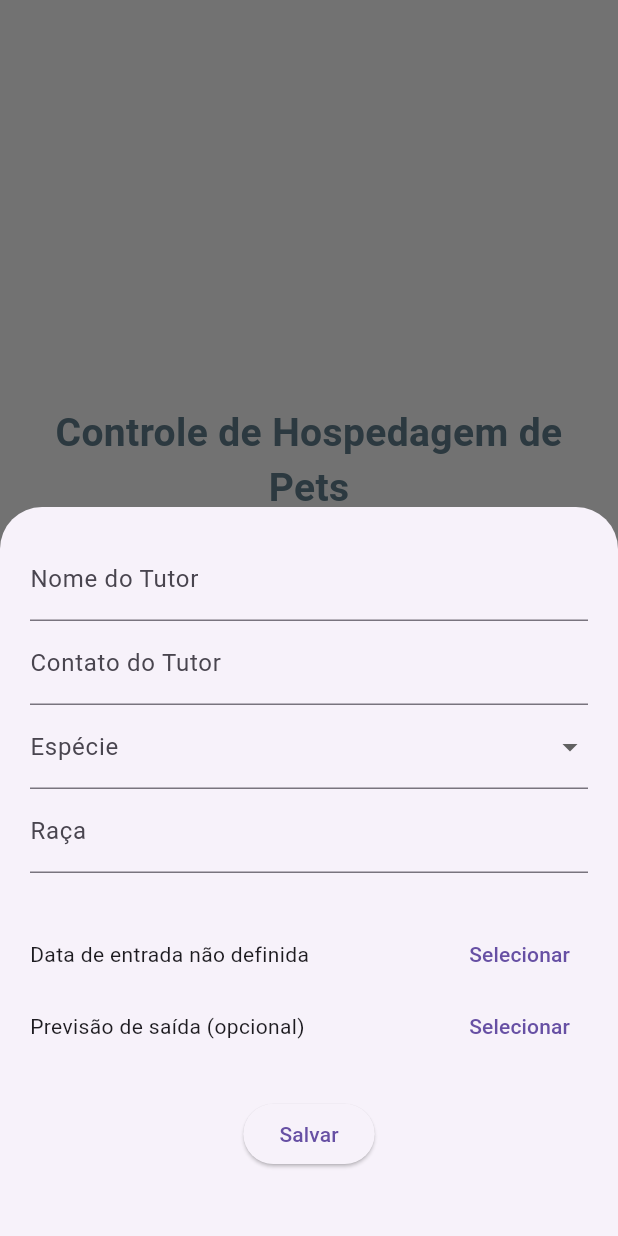
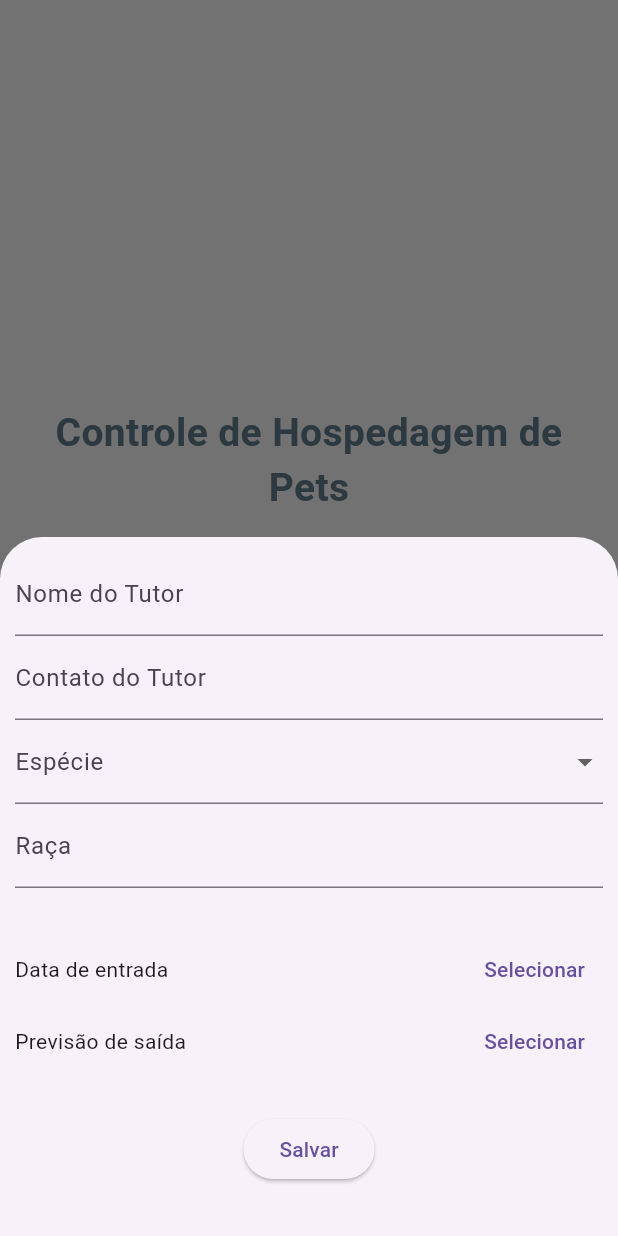
Before and after one commit to lucasutx/TesteTecnico, a Flutter app: the PetListScreen screen opened directly, after a tap on the "add" icon, on a phone screen of 412 x 824 dp. Run offline on Flutter 3.47's test engine with Material 3 defaults, Android fonts, the phone set to English and light mode, and no system bars.

Commit message:
'Ajuste na data

```diff
--- a/lib/Manager.dart
+++ b/lib/Manager.dart
@@ -40,7 +40,7 @@ class _PetListScreenState extends State<PetListScreen> {
       isScrollControlled: true,
       builder: (context) {
         return Padding(
-          padding: EdgeInsets.all(20),
+          padding: EdgeInsets.all(10),
           child: SingleChildScrollView(
             child: Form(
               key: _formKey,
@@ -89,7 +89,7 @@ class _PetListScreenState extends State<PetListScreen> {
                         child: Text(
                           _dataEntrada != null
                               ? 'Entrada: ${DateFormat('dd/MM/yyyy').format(_dataEntrada!)}'
-                              : 'Data de entrada não definida',
+                              : 'Data de entrada',
                         ),
                       ),
                       TextButton(
@@ -114,7 +114,7 @@ class _PetListScreenState extends State<PetListScreen> {
                         child: Text(
                           _dataSaida != null
                               ? 'Saída: ${DateFormat('dd/MM/yyyy').format(_dataSaida!)}'
-                              : 'Previsão de saída (opcional)',
+                              : 'Previsão de saída',
                         ),
                       ),
                       TextButton(
@@ -181,11 +181,11 @@ class _PetListScreenState extends State<PetListScreen> {
       body: SafeArea(
         child: Center(
           child: Padding(
-            padding:  EdgeInsets.symmetric(horizontal: 24),
+            padding:  EdgeInsets.symmetric(horizontal: 12),
             child: Column(
               mainAxisAlignment: MainAxisAlignment.center,
-              children: [
-                 Text(
+              children: const [
+                Text(
                   "Controle de Hospedagem de Pets",
                   textAlign: TextAlign.center,
                   style: TextStyle(
@@ -194,13 +194,13 @@ class _PetListScreenState extends State<PetListScreen> {
                     color: Colors.blueGrey,
                   ),
                 ),
-                 SizedBox(height: 40),
-                 Icon(
+                SizedBox(height: 40),
+                Icon(
                   Icons.pets,
                   size: 120,
                   color: Colors.blueGrey,
                 ),
-                 SizedBox(height: 50),
+                SizedBox(height: 50),
               ],
             ),
           ),
@@ -209,7 +209,7 @@ class _PetListScreenState extends State<PetListScreen> {
       floatingActionButton: FloatingActionButton(
         onPressed: _abrirFormulario,
         backgroundColor: Colors.blueGrey,
-        child: Icon(
+        child: const Icon(
           Icons.add,
           color: Colors.white,
           size: 28,
```
